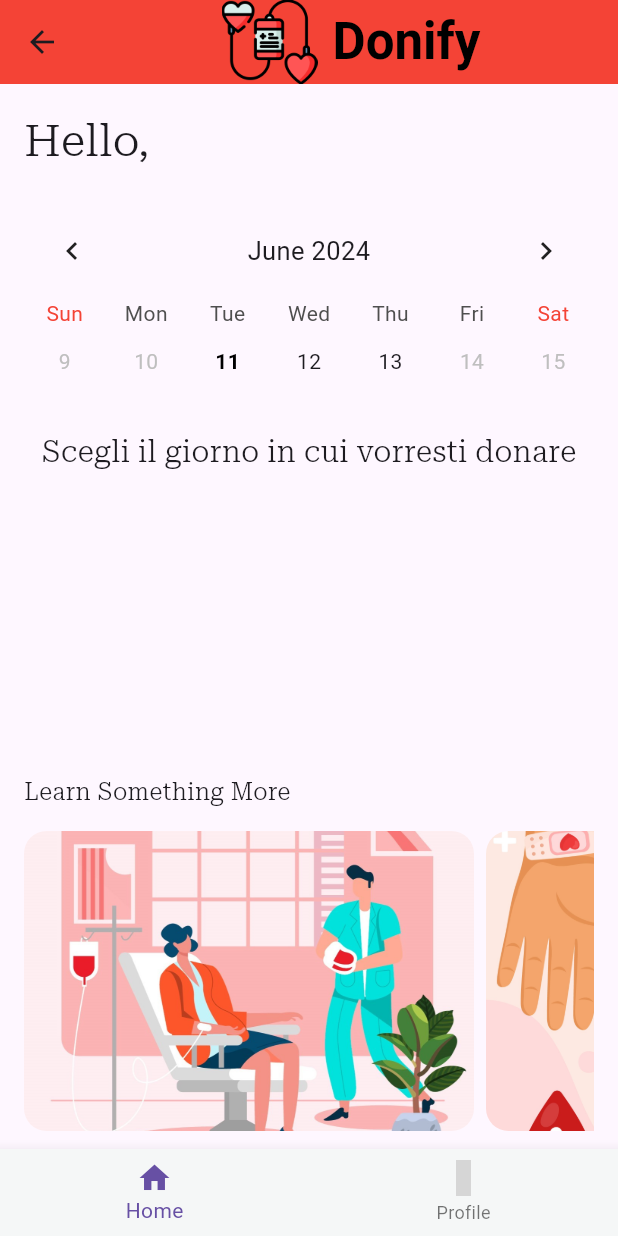
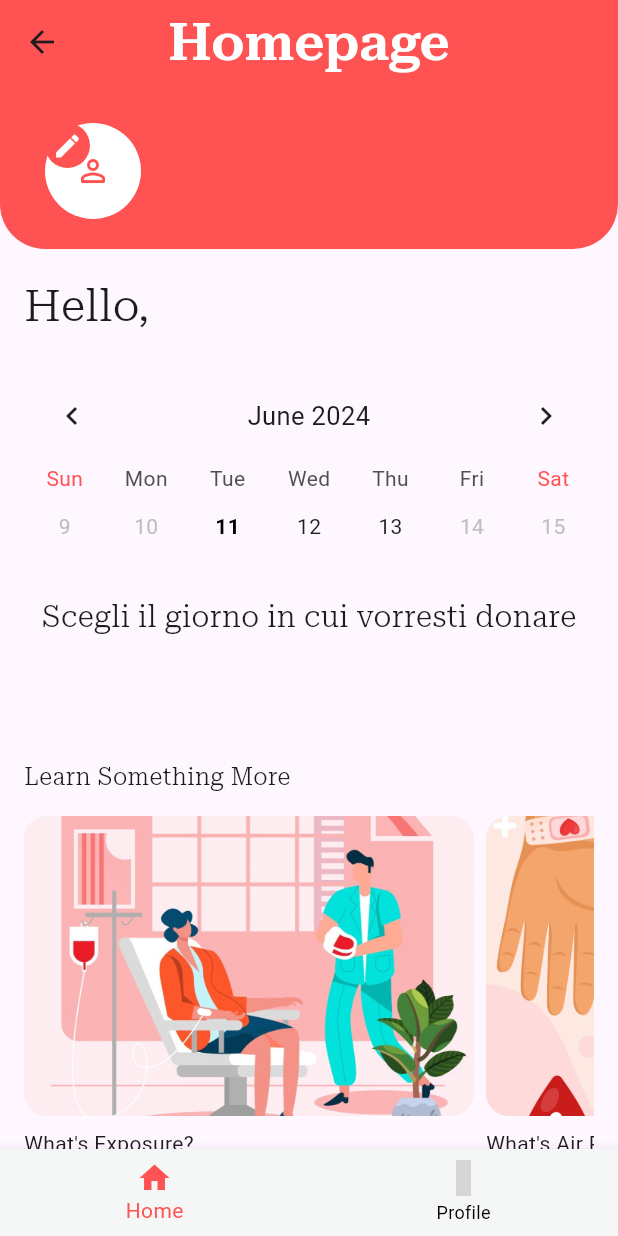
Before and after one commit to giadina10/project_app, a Flutter app: the HomePage screen opened by its route, on a phone screen of 412 x 824 dp. Run offline on Flutter 3.47's test engine with Material 3 defaults, Android fonts, the phone set to English and light mode, and no system bars; drawn by our look-alikes of table_calendar; our stand-ins replace jwt_decoder, material_design_icons_flutter, shared_preferences; missing offline and left inert: graphic; accounts and stored records are empty; Roboto replaces fonts that are missing (CustomFont); project files that could hold a hidden picture were left out; grey boxes are pictures that could not be loaded.

Commit message:
aggiunti textformfield email e fullname in signup + piccole modifiche design homepage

```diff
--- a/APP/blood/lib/screens/HomePage.dart
+++ b/APP/blood/lib/screens/HomePage.dart
@@ -10,6 +10,77 @@ import 'package:provider/provider.dart';
 import 'package:shared_preferences/shared_preferences.dart';
 import 'package:table_calendar/table_calendar.dart';
 
+//definisco custom appbar
+AppBar customAppBar(String fullName, String email) {
+  return AppBar(
+    backgroundColor: Colors.redAccent,
+    centerTitle: true,
+    title: const Text(
+      'Homepage',
+      style: TextStyle(fontSize: 35, color: Colors.white, fontWeight: FontWeight.bold,fontFamily: 'Roboto Serif'),
+    ),
+    shape: const RoundedRectangleBorder(
+      borderRadius: BorderRadius.vertical(
+        bottom: Radius.circular(30),
+      ),
+    ),
+
+
+    bottom: PreferredSize(
+        preferredSize: const Size.fromHeight(110.0),
+        child: Container(
+          padding: const EdgeInsets.only(left: 30, bottom: 20),
+          child: Row(
+            children: [
+              Stack(
+                children: [
+                  const CircleAvatar(
+                    radius: 32,
+                    backgroundColor: Colors.white,
+                    child: Icon(Icons.person_outline_rounded, color: Colors.redAccent,),
+                  ),
+                  Container(
+                    height: 30,
+                    width: 30,
+                    decoration: const BoxDecoration(
+                        color: Colors.redAccent,
+                        borderRadius: BorderRadius.all(Radius.circular(20))),
+                    child: const Icon(
+                      Icons.edit,
+                      color: Colors.white,
+                      size: 20,
+                    ),
+                  )
+                ],
+              ),
+              Container(
+                margin: const EdgeInsets.only(left: 20),
+                child: Column(
+                  crossAxisAlignment: CrossAxisAlignment.start,
+                  children: [
+                    Text(fullName,
+                      style: TextStyle(
+                          fontSize: 22,
+                          fontWeight: FontWeight.w700,
+                          color: Colors.white),
+                    ),
+                    Text(email,
+                      style: TextStyle(
+                        fontSize: 13,
+                        color: Colors.white,
+                      ),
+                    ),
+
+                  ],
+                ),
+              )
+            ],
+          ),
+        )),
+  );
+}
+
+
 class HomePage extends StatefulWidget {
   const HomePage({Key? key}) : super(key: key);
 
@@ -21,6 +92,8 @@ class HomePage extends StatefulWidget {
 
 class _HomePageState extends State<HomePage> {
   String? name;
+  String? fullName;
+  String? email;
   int _selIdx = 0;
   DateTime _focusedDay = DateTime.now();
   DateTime? _selectedDay;
@@ -32,13 +105,15 @@ class _HomePageState extends State<HomePage> {
   }
 
   List<BottomNavigationBarItem> navBarItems = [
-    const BottomNavigationBarItem(
-      icon: Icon(Icons.home),
+     const BottomNavigationBarItem(
+      icon: Icon(Icons.home,color: Colors.redAccent),
       label: 'Home',
     ),
     BottomNavigationBarItem(
-      icon: Icon(MdiIcons.account),
+      icon: Icon(MdiIcons.account,color: Colors.redAccent),
       label: 'Profile',
+
+
     ),
   ];
 
@@ -52,6 +127,8 @@ class _HomePageState extends State<HomePage> {
     final sp = await SharedPreferences.getInstance();
     setState(() {
       name = sp.getString('name') ?? 'User';
+      fullName = sp.getString('fullName') ?? 'User';
+      email = sp.getString('email') ?? "";
     });
   }
 
@@ -110,7 +187,7 @@ class _HomePageState extends State<HomePage> {
                   shape: BoxShape.circle,
                 ),
                 selectedDecoration: BoxDecoration(
-                  color: Colors.red,
+                  color: Colors.redAccent,
                   shape: BoxShape.circle,
                 ),
                 selectedTextStyle: TextStyle(
@@ -126,7 +203,7 @@ class _HomePageState extends State<HomePage> {
                 titleCentered: true,
               ),
               daysOfWeekStyle: DaysOfWeekStyle(
-                weekendStyle: TextStyle(color: Colors.red),
+                weekendStyle: TextStyle(color: Colors.redAccent),
               ),
               availableCalendarFormats: const {
                 CalendarFormat.week: 'Week',
@@ -149,11 +226,11 @@ class _HomePageState extends State<HomePage> {
                     mainAxisAlignment: MainAxisAlignment.center,
                     children: [
                       Container(
-                        width: 200,
-                        height: 200,
+                        width: 300,
+                        height: 250,
                         decoration: BoxDecoration(
-                          color: Colors.red.withOpacity(0.8),
-                          shape: BoxShape.circle,
+                          color: Colors.redAccent,
+                          shape: BoxShape.rectangle,
                         ),
                         child: Center(
                           child: Column(
@@ -192,7 +269,7 @@ class _HomePageState extends State<HomePage> {
                   ),
                 ],
               ),
-            const SizedBox(height: 200),
+            const SizedBox(height: 80),
             const Text(
               "Learn Something More",
               style: TextStyle(fontSize: 16,fontFamily: 'Roboto Serif'),
@@ -338,29 +415,8 @@ class _HomePageState extends State<HomePage> {
         final provider = Provider.of<HomeProvider>(context);
         return Scaffold(
           appBar: _selIdx == 0
-              ? AppBar(
-                  title: Row(
-                    mainAxisAlignment: MainAxisAlignment.center,
-                    children: [
-                      Image.asset(
-                        'assets/images/splashIcon.png',
-                        scale: 8,
-                      ),
-                      const SizedBox(width: 10),
-                      const Text(
-                        'Donify',
-                        style: TextStyle(
-                          fontSize: 34,
-                          fontWeight: FontWeight.bold,
-                          fontFamily: 'CustomFont',
-                          color: Colors.black,
-                        ),
-                      ),
-                    ],
-                  ),
-                  backgroundColor: Colors.red, // Imposta il colore di sfondo in rosso
-                )
-              : AppBar(
+              ? customAppBar(fullName ?? 'User', email ?? '')
+                  : AppBar(
                   title: const Text('Profile page'),
                   actions: [
                     IconButton(
@@ -377,6 +433,8 @@ class _HomePageState extends State<HomePage> {
             items: navBarItems,
             currentIndex: _selIdx,
             onTap: _onItemTapped,
+            selectedItemColor: Colors.redAccent, // Colore del testo per l'etichetta selezionata
+            unselectedItemColor: Colors.black, // Colore del testo per le etichette non selezionate
           ),
         );
       },
@@ -396,28 +454,3 @@ class _HomePageState extends State<HomePage> {
       MaterialPageRoute(builder: (context) => const LoginPage3()),
     );
   }
-
-class WaveClipper extends CustomClipper<Path> {
-  @override
-  Path getClip(Size size) {
-    var path = Path();
-    path.lineTo(0, size.height - 50); // Posiziona l'onda in basso
-
-    // Crea l'ondulazione
-    path.quadraticBezierTo(
-      size.width / 4, size.height,
-      size.width / 2, size.height - 50
-    );
-    path.quadraticBezierTo(
-      3 / 4 * size.width, size.height - 100,
-      size.width, size.height - 50
-    );
-
-    path.lineTo(size.width, 0);
-    path.close();
-    return path;
-  }
-
-  @override
-  bool shouldReclip(CustomClipper<Path> oldClipper) => false;
-}
```
Also changed, not shown: APP/blood/lib/screens/SignUp.dart (+61 -2 lines).
